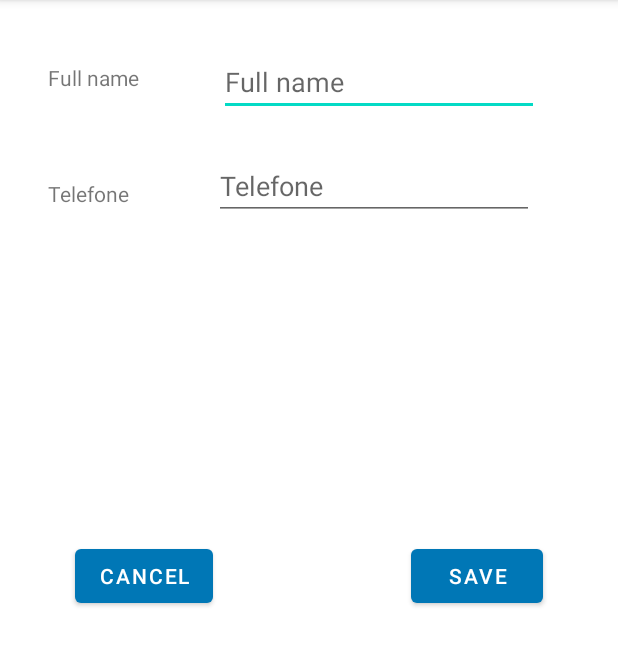
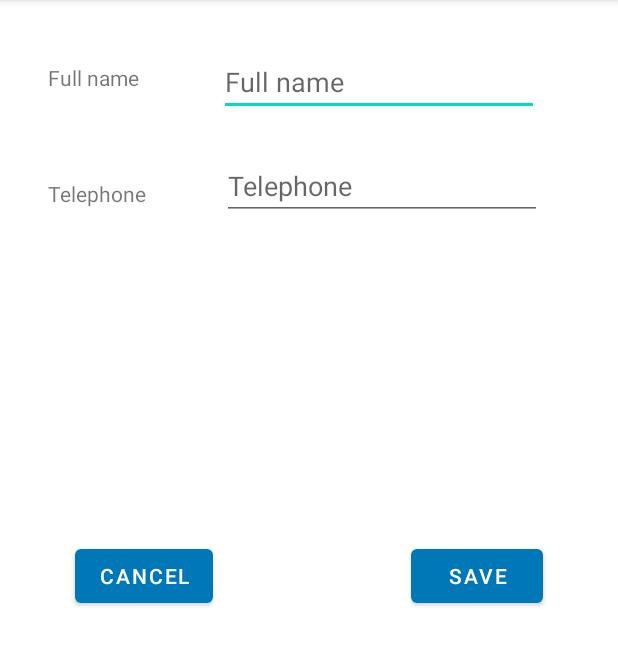
Before and after one commit to tomgreef/H2O-contacts-products-app, an Android app: the AddClient screen opened directly, with no data from a screen before it, on a phone screen of 412 x 824 dp, the part 84-750 px from its top. Run offline under Robolectric (Android 15) with nearby library versions, the phone set to English and light mode, and no system bars.

```diff
--- a/App/app/src/main/res/values/strings.xml
+++ b/App/app/src/main/res/values/strings.xml
@@ -5,7 +5,7 @@
     <string name="tab_text_3">Orders</string>
     <string name="fab_content_desc">Adding new item</string>
     <string name="full_name">Full name</string>
-    <string name="telefone">Telefone</string>
+    <string name="telefone">Telephone</string>
     <string name="save">Save</string>
     <string name="cancel">Cancel</string>
     <string name="cancelClient">Cancel new client</string>
```
Also changed, not shown: 1 other file.
